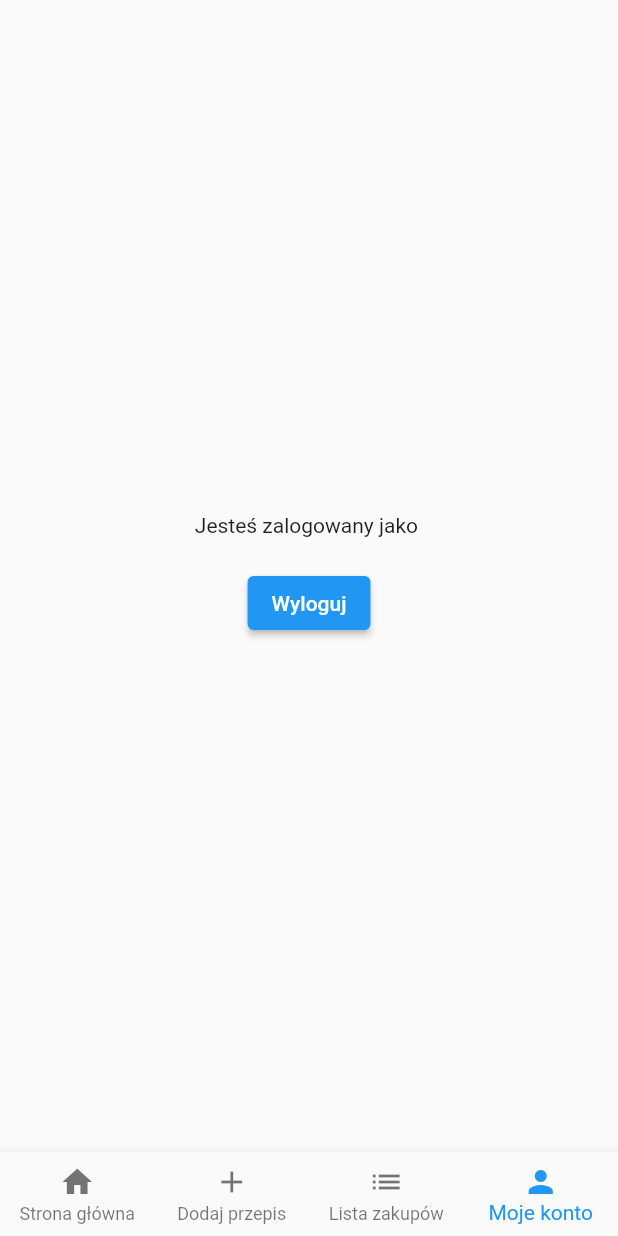
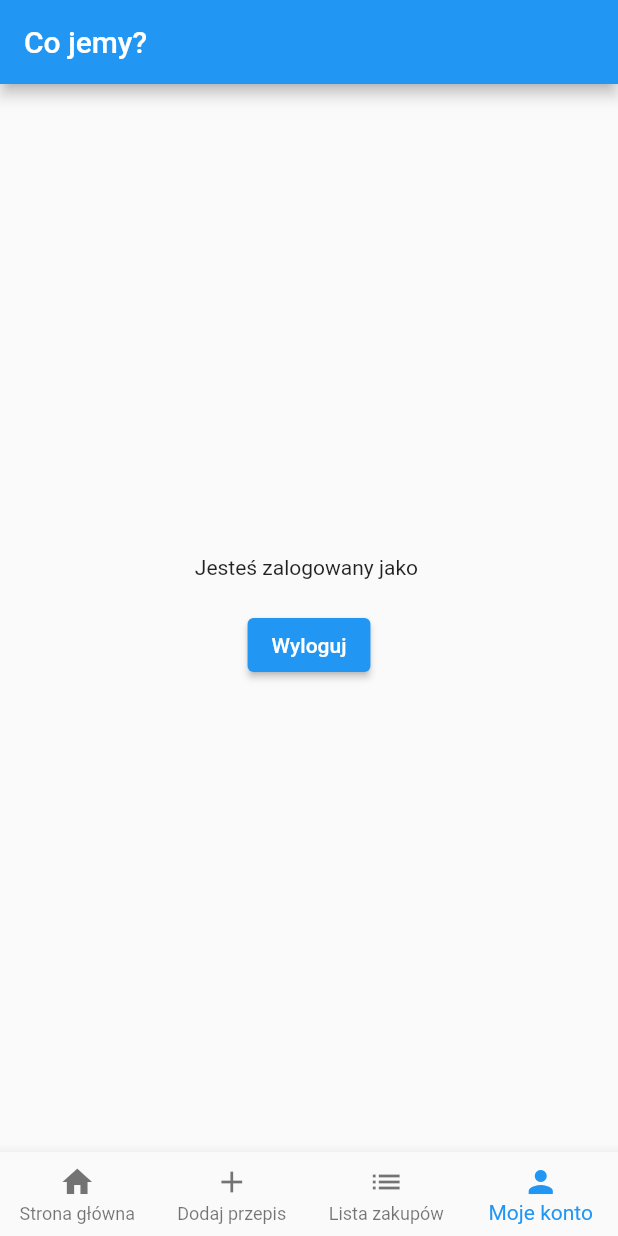
Before and after one commit to weronikakaskosz/co_jemy, a Flutter app: the screen it shows once a user with an empty profile is signed in, item 4 of the bottom bar chosen, on a phone screen of 412 x 824 dp. Run offline on Flutter 3.47's test engine with Material 2 defaults, Android fonts, the phone set to English and light mode, and no system bars; our stand-ins replace firebase_auth, firebase_core; accounts and stored records are empty.

Commit message:
Organize files

```diff
--- a/lib/app/home/home_page.dart
+++ b/lib/app/home/home_page.dart
@@ -1,3 +1,7 @@
+import 'package:co_jemy/app/home/add_recipe/add_recipe_page_content.dart';
+import 'package:co_jemy/app/home/home/home_page_content.dart';
+import 'package:co_jemy/app/home/my_account/my_account_page_content.dart';
+import 'package:co_jemy/app/home/shopping_list/shopping_list_page_content.dart';
 import 'package:firebase_auth/firebase_auth.dart';
 import 'package:flutter/material.dart';
 
@@ -19,37 +23,20 @@ class _HomePageState extends State<HomePage> {
   @override
   Widget build(BuildContext context) {
     return Scaffold(
+      appBar: AppBar(
+        title: const Text('Co jemy?'),
+      ),
       body: Builder(builder: (context) {
         if (currentIndex == 0) {
-          return const Center(
-            child: Text('Jeden'),
-          );
+          return const HomePageContent();
         }
         if (currentIndex == 1) {
-          return const Center(
-            child: Text('Dwa'),
-          );
+          return const AddRecipePageContent();
         }
         if (currentIndex == 2) {
-          return const Center(
-            child: Text('Trzy'),
-          );
+          return const ShoppingListPageContent();
         }
-        return Center(
-          child: Column(
-            mainAxisAlignment: MainAxisAlignment.center,
-            children: [
-              Text('Jesteś zalogowany jako ${widget.user.email}'),
-              const SizedBox(height: 20),
-              ElevatedButton(
-                onPressed: () {
-                  FirebaseAuth.instance.signOut();
-                },
-                child: const Text('Wyloguj'),
-              ),
-            ],
-          ),
-        );
+        return MyAccountPageContent(email: widget.user.email);
       }),
       bottomNavigationBar: BottomNavigationBar(
         currentIndex: currentIndex,
--- /dev/null
+++ b/lib/app/home/my_account/my_account_page_content.dart
@@ -0,0 +1,30 @@
+import 'package:firebase_auth/firebase_auth.dart';
+import 'package:flutter/material.dart';
+
+class MyAccountPageContent extends StatelessWidget {
+  const MyAccountPageContent({
+    Key? key,
+    required this.email,
+  }) : super(key: key);
+
+  final String? email;
+
+  @override
+  Widget build(BuildContext context) {
+    return Center(
+      child: Column(
+        mainAxisAlignment: MainAxisAlignment.center,
+        children: [
+          Text('Jesteś zalogowany jako $email'),
+          const SizedBox(height: 20),
+          ElevatedButton(
+            onPressed: () {
+              FirebaseAuth.instance.signOut();
+            },
+            child: const Text('Wyloguj'),
+          ),
+        ],
+      ),
+    );
+  }
+}
```
Also changed, not shown: lib/app/home/add_recipe/add_recipe_page_content.dart (added, +14 -0 lines), lib/app/home/home/home_page_content.dart (added, +14 -0 lines), lib/app/home/shopping_list/shopping_list_page_content.dart (added, +14 -0 lines).
